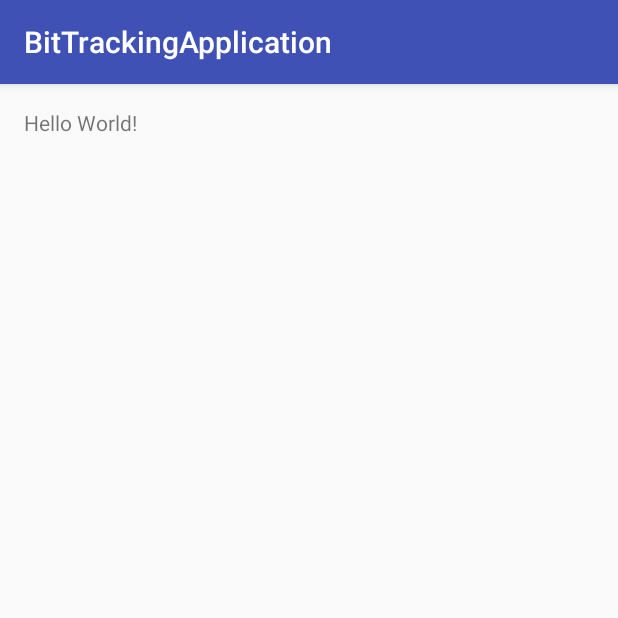
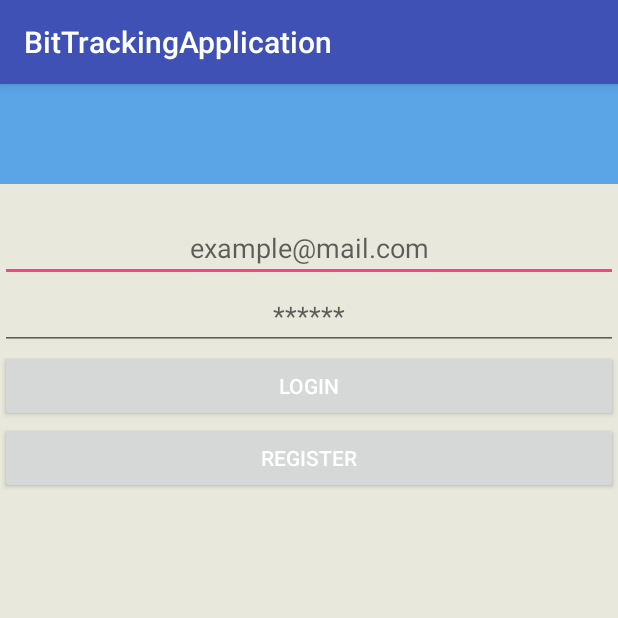
Before and after one commit to KristinaPupavac/bit_tracking_android, an Android app: the screen it shows after launch (BitTrackingActivity), on a phone screen of 412 x 824 dp, the top half of it. Run offline under Robolectric (Android 15) with nearby library versions, the light colour scheme and no system bars.

```diff
--- a/BitTrackingApplication/app/src/main/java/ba/bitcamp/bittracking/bittrackingapplication/BitTrackingActivity.java
+++ b/BitTrackingApplication/app/src/main/java/ba/bitcamp/bittracking/bittrackingapplication/BitTrackingActivity.java
@@ -2,12 +2,48 @@ package ba.bitcamp.bittracking.bittrackingapplication;
 
 import android.support.v7.app.AppCompatActivity;
 import android.os.Bundle;
+import android.view.View;
+import android.widget.EditText;
+import android.widget.Button;
+
 
 public class BitTrackingActivity extends AppCompatActivity {
+    private Button mLoginButton;
+    private Button mRegisterButton;
+    private EditText mName;
+    private EditText mSurname;
+    private EditText mPassword;
+    private EditText mMail;
 
     @Override
     protected void onCreate(Bundle savedInstanceState) {
         super.onCreate(savedInstanceState);
-        setContentView(R.layout.activity_bit_tracking);
+        setContentView(R.layout.activity_login);
+
+        mLoginButton = (Button) findViewById(R.id.loginbtn);
+        mRegisterButton = (Button) findViewById(R.id.register);
+
+        mName = (EditText) findViewById(R.id.name);
+        mSurname = (EditText) findViewById(R.id.surname);
+        mMail = (EditText) findViewById(R.id.email);
+        mPassword = (EditText) findViewById(R.id.password);
+
+
+        mLoginButton.setOnClickListener(new View.OnClickListener() {
+            @Override
+            public void onClick(View v) {
+
+            }
+        });
+
+        mRegisterButton.setOnClickListener(new View.OnClickListener() {
+            @Override
+            public void onClick(View v) {
+
+            }
+        });
+
+
+
     }
 }
--- a/BitTrackingApplication/app/src/main/res/layout/activity_bit_tracking.xml
+++ /dev/null
@@ -1,17 +0,0 @@
-<?xml version="1.0" encoding="utf-8"?>
-<RelativeLayout
-    xmlns:android="http://schemas.android.com/apk/res/android"
-    xmlns:tools="http://schemas.android.com/tools"
-    android:layout_width="match_parent"
-    android:layout_height="match_parent"
-    android:paddingLeft="@dimen/activity_horizontal_margin"
-    android:paddingRight="@dimen/activity_horizontal_margin"
-    android:paddingTop="@dimen/activity_vertical_margin"
-    android:paddingBottom="@dimen/activity_vertical_margin"
-    tools:context=".BitTrackingActivity">
-
-    <TextView
-        android:text="Hello World!"
-        android:layout_width="wrap_content"
-        android:layout_height="wrap_content"/>
-</RelativeLayout>
--- /dev/null
+++ b/BitTrackingApplication/app/src/main/res/layout/activity_login.xml
@@ -0,0 +1,52 @@
+<LinearLayout xmlns:android="http://schemas.android.com/apk/res/android"
+              xmlns:tools="http://schemas.android.com/tools"
+              android:layout_width="match_parent"
+              android:layout_height="match_parent"
+              android:orientation="vertical"
+              android:background="#e9e8dd"
+              tools:context=".LoginActivity" >
+
+    <ImageView
+        android:id="@+id/imageView1"
+        android:layout_width="fill_parent"
+        android:layout_height="100px"
+        android:layout_gravity="center"
+        android:background="#5ba4e5"
+        />
+    <!--android:src="@drawable/logo"-->
+
+    <EditText
+        android:layout_width="match_parent"
+        android:layout_height="wrap_content"
+        android:layout_marginTop="30px"
+        android:id="@+id/email"
+        android:hint="example@mail.com"
+        android:textAlignment="center"/>
+
+    <EditText
+        android:id="@+id/password"
+        android:layout_width="match_parent"
+        android:layout_height="wrap_content"
+        android:inputType="textPassword"
+        android:hint="******"
+        android:textAlignment="center"/>
+
+    <Button
+        android:layout_width="match_parent"
+        android:layout_height="wrap_content"
+        android:id="@+id/loginbtn"
+
+        android:textColor="#ffffff"
+        android:textAlignment="center"
+        android:text="Login"/>
+
+
+    <Button
+        android:layout_width="match_parent"
+        android:layout_height="wrap_content"
+        android:id="@+id/register"
+        android:textColor="#ffffff"
+        android:textAlignment="center"
+        android:text="Register"/>
+
+</LinearLayout>
```
Also changed, not shown: BitTrackingApplication/app/src/main/java/ba/bitcamp/bittracking/bittrackingapplication/User.java (added, +27 -0 lines), BitTrackingApplication/app/src/main/res/layout/activity_home.xml (added, +7 -0 lines), BitTrackingApplication/app/src/main/res/layout/activity_regisere.xml (added, +70 -0 lines).
